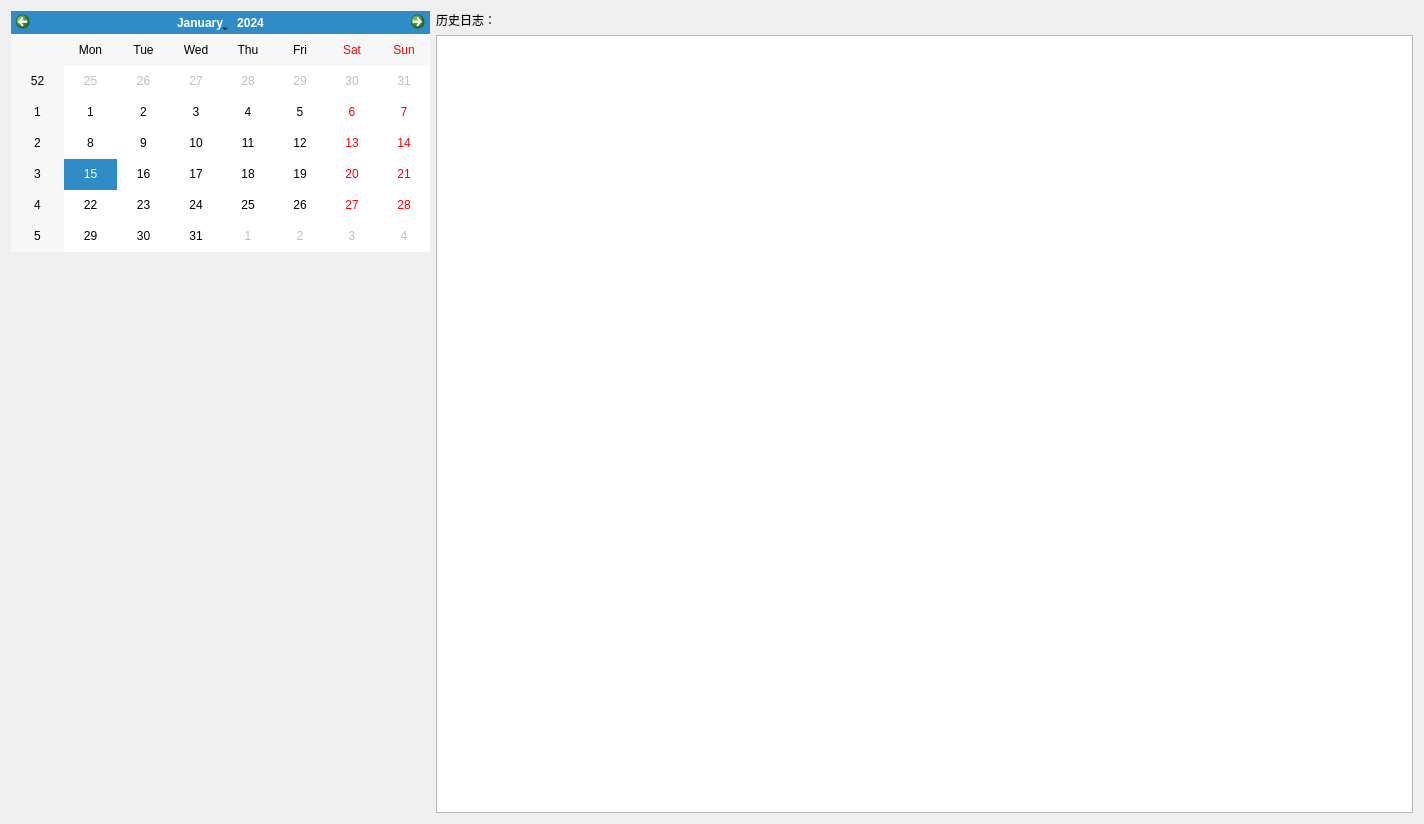
Above: LogViewer/log_viewer.ui from SanXiaoXing/PyUtilDemos before the change. Below: the same form after it.
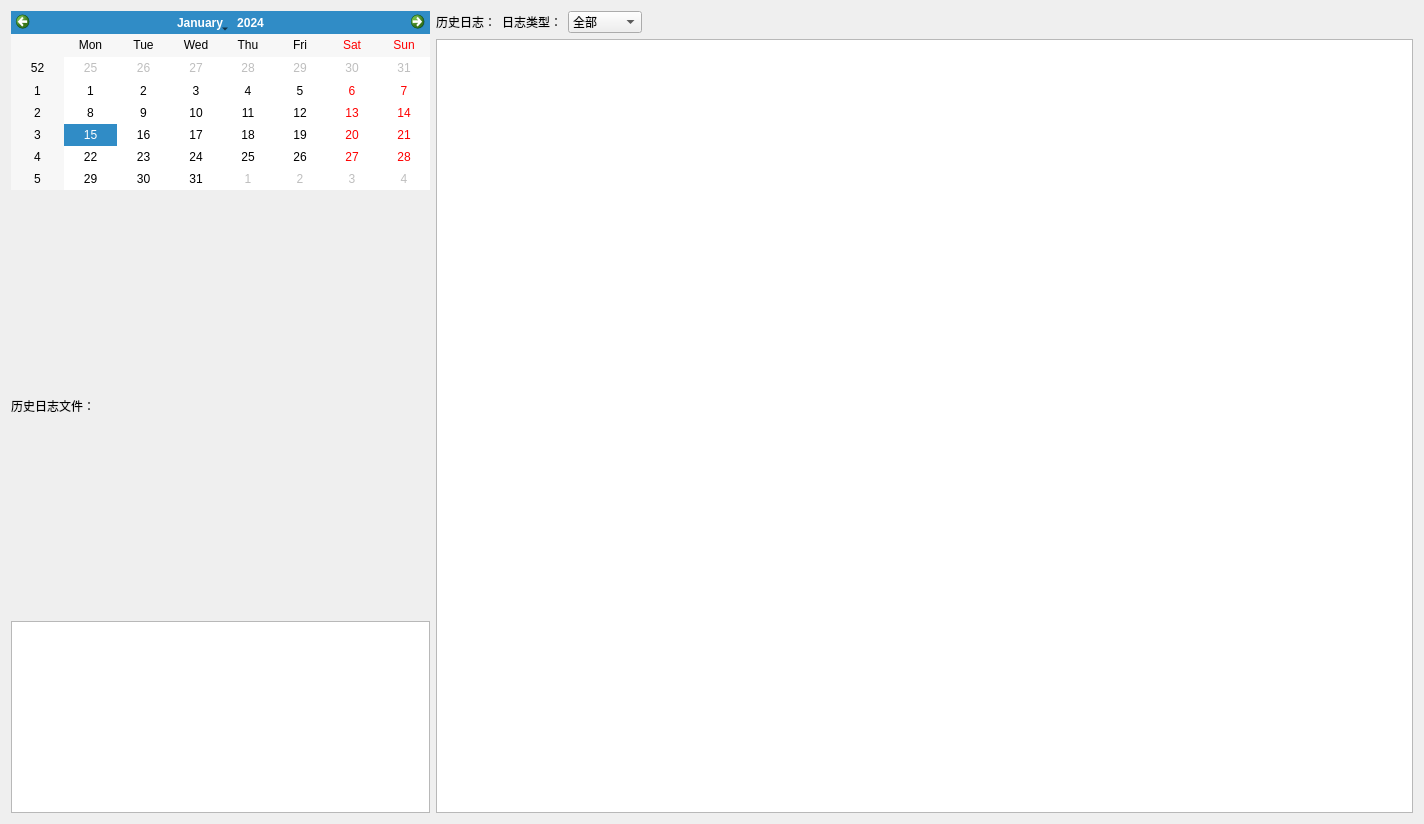
That is the form after the change.

Commit message:
feat(logviewer): 增加日志类型过滤和优化日志加载功能
- 新增日志类型下拉框，支持按日志类型过滤

The edit to the form file:
```diff
--- a/LogViewer/log_viewer.ui
+++ b/LogViewer/log_viewer.ui
@@ -20,28 +20,69 @@
       <widget class="QCalendarWidget" name="calendarWidget"/>
      </item>
      <item>
-      <spacer name="verticalSpacer">
-       <property name="orientation">
-        <enum>Qt::Vertical</enum>
+      <widget class="QLabel" name="label_historyLogs">
+       <property name="text">
+        <string>历史日志文件：</string>
        </property>
-       <property name="sizeHint" stdset="0">
-        <size>
-         <width>20</width>
-         <height>40</height>
-        </size>
-       </property>
-      </spacer>
+      </widget>
+     </item>
+     <item>
+      <widget class="QListWidget" name="listWidget_historyLogs"/>
      </item>
     </layout>
    </item>
    <item>
     <layout class="QVBoxLayout" name="verticalLayout_2">
      <item>
-      <widget class="QLabel" name="label">
-       <property name="text">
-        <string>历史日志：</string>
-       </property>
-      </widget>
+      <layout class="QHBoxLayout" name="horizontalLayout_2">
+       <item>
+        <widget class="QLabel" name="label">
+         <property name="text">
+          <string>历史日志：</string>
+         </property>
+        </widget>
+       </item>
+       <item>
+        <widget class="QLabel" name="label_2">
+         <property name="text">
+          <string>日志类型：</string>
+         </property>
+        </widget>
+       </item>
+       <item>
+        <widget class="QComboBox" name="comboBox_logType">
+         <item>
+          <property name="text">
+           <string>全部</string>
+          </property>
+         </item>
+         <item>
+          <property name="text">
+           <string>INFO</string>
+          </property>
+         </item>
+         <item>
+          <property name="text">
+           <string>ERROR</string>
+          </property>
+         </item>
+        </widget>
+       </item>
+
+       <item>
+        <spacer name="horizontalSpacer">
+         <property name="orientation">
+          <enum>Qt::Horizontal</enum>
+         </property>
+         <property name="sizeHint" stdset="0">
+          <size>
+           <width>40</width>
+           <height>20</height>
+          </size>
+         </property>
+        </spacer>
+       </item>
+      </layout>
      </item>
      <item>
       <widget class="QPlainTextEdit" name="plainTextEdit_log"/>
```
The commit also changes 5 other files.
